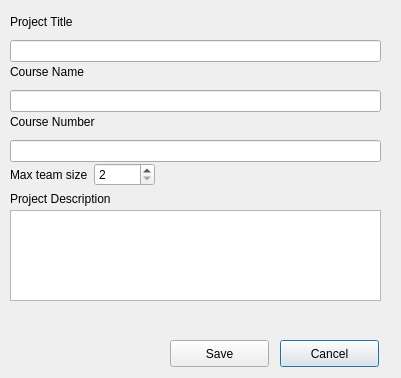
This is projectwindow.ui in sprinklej/00100100 as Qt 5 draws it before an edit. The edited form follows.
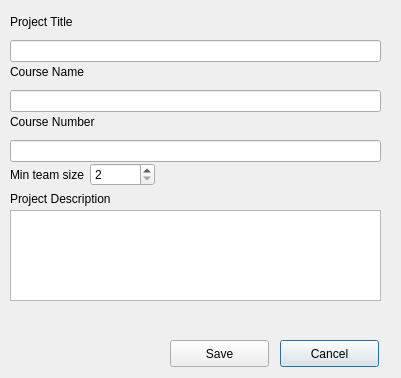
This is the edited form.

Commit message: changed min to max

What changed in the file:
```diff
--- a/projectwindow.ui
+++ b/projectwindow.ui
@@ -509,7 +509,7 @@
     <item>
      <widget class="QLabel" name="label_4">
       <property name="text">
-       <string>Max team size</string>
+       <string>Min team size</string>
       </property>
      </widget>
     </item>
```
